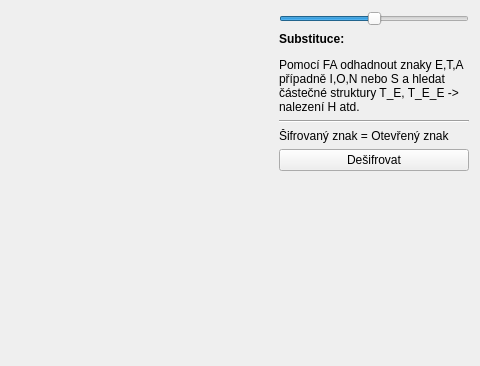
Qt form substitutionwithkey.ui (mige/Decryptor) before a commit; both pictures show x 238 to 718 and y 0 to 366 of the 718 by 366 pixel window.
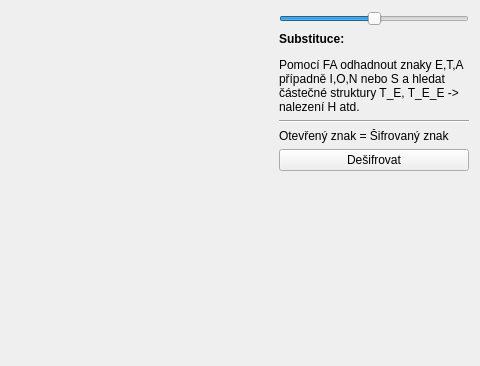
The same form after that commit. Custom widgets are drawn as their Qt base class.

```diff
--- a/substitutionwithkey.ui
+++ b/substitutionwithkey.ui
@@ -59,7 +59,7 @@
      <item>
       <widget class="QLabel" name="label_2">
        <property name="text">
-        <string>Šifrovaný znak = Otevřený znak</string>
+        <string>Otevřený znak = Šifrovaný znak</string>
        </property>
       </widget>
      </item>
```
